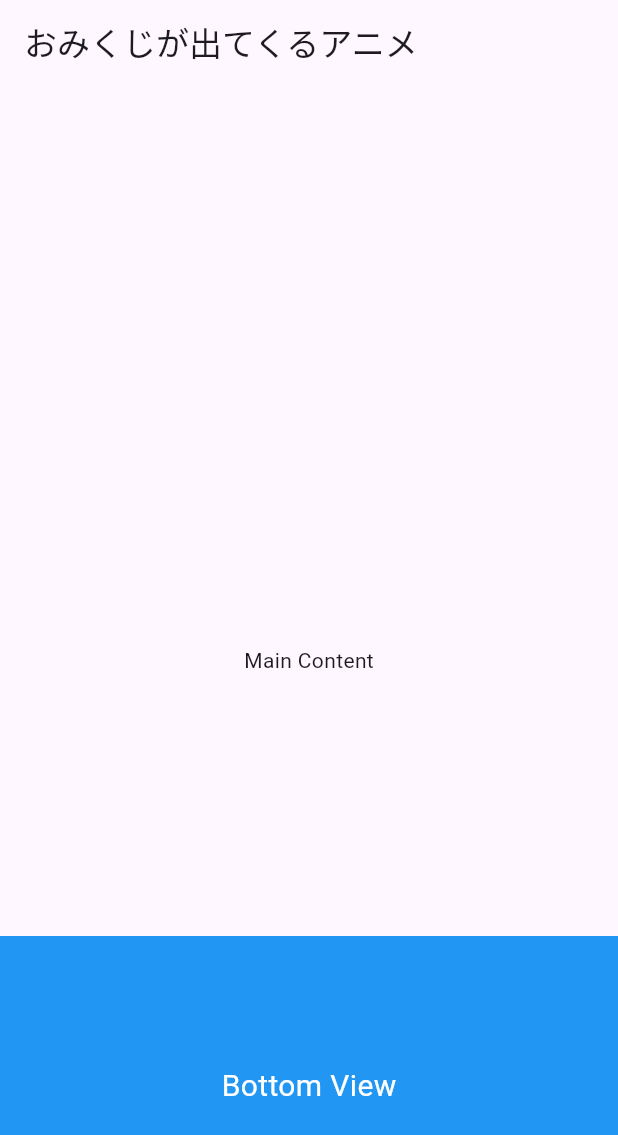
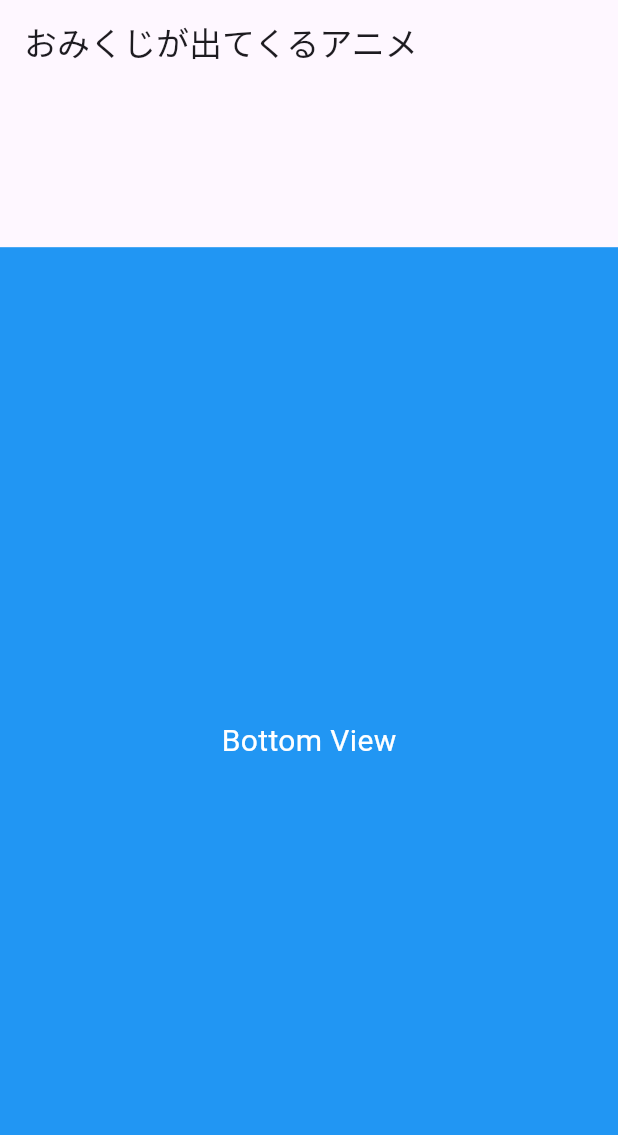
Before and after one commit to oka-teruhiro/sanchu6h, a Flutter app: the screen it shows after launch, on a phone screen of 412 x 824 dp. Shown: the top 1135 px of the screen. Run offline on Flutter 3.47's test engine with Material 3 defaults, Android fonts, the light colour scheme and no system bars.

Commit message:
5: ３秒かけて画面の4/5までボトムビューが現れる

```diff
--- a/lib/main.dart
+++ b/lib/main.dart
@@ -79,6 +79,8 @@ class BottomViewAnimationState extends State<BottomViewAnimation> with SingleTic
 
   @override
   Widget build(BuildContext context) {
+    final double screenHeight = MediaQuery.of(context).size.height;
+    final double bottomViewHeight = screenHeight * 4 / 5;
     return Stack(
       children: [
         const Center(child: Text('Main Content')),
@@ -87,9 +89,15 @@ class BottomViewAnimationState extends State<BottomViewAnimation> with SingleTic
           child: SlideTransition(
             position: _offsetAnimation,
             child: Container(
-              height: 200,
+              //height: 200,
+              height: bottomViewHeight,
               color: Colors.blue,
-              child: const Center(child: Text('Bottom View', style: TextStyle(color: Colors.white, fontSize: 20))),
+              child: const Center(
+                  child: Text('Bottom View',
+                      style: TextStyle(
+                          color: Colors.white,
+                          fontSize: 20,
+                      ))),
             ),
           ),
         ),
```
